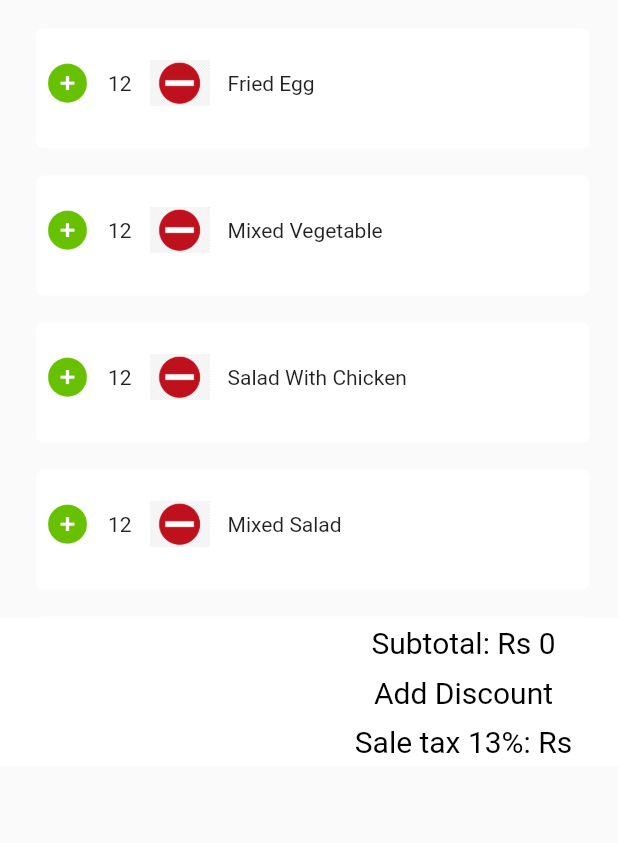
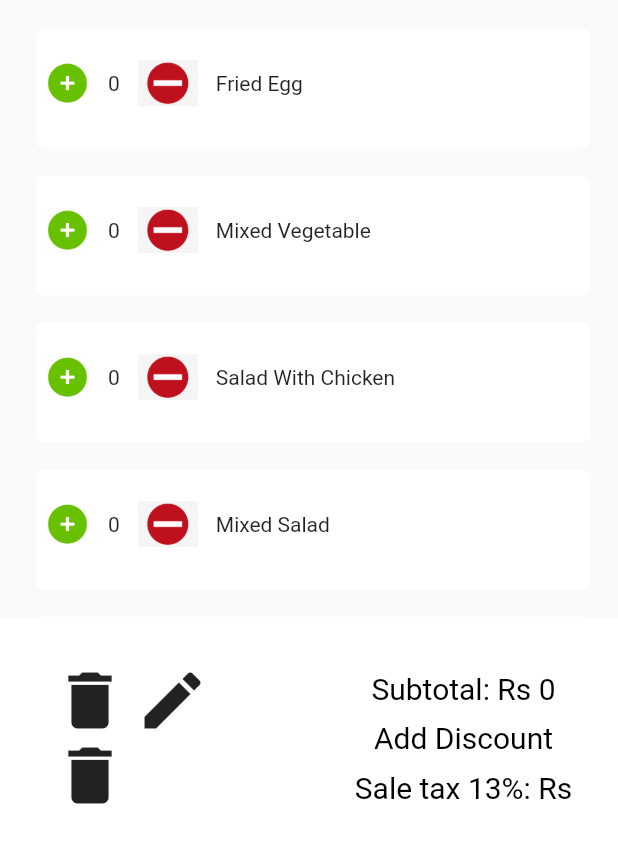
Before and after one commit to bilalali45/revaki, a Flutter app: the ItemAddlist widget shown alone on an empty page, opened directly with empty values, on a phone screen of 412 x 824 dp. Shown: the top 843 px of the screen. Run offline on Flutter 3.47's test engine with Material 2 defaults, Android fonts, the phone set to English and light mode, and no system bars; our stand-ins replace dio, font_awesome_flutter, get; network calls fail.

Commit message:
commint 6

```diff
--- a/lib/widgets/ItemAddlist.dart
+++ b/lib/widgets/ItemAddlist.dart
@@ -11,8 +11,17 @@ class ItemAddlist extends StatefulWidget {
   @override
   _ItemAddlist createState() => _ItemAddlist();
 }
+int total_count = 0;
+class _ItemAddlist extends State<ItemAddlist> {
 
-class _ItemAddlist extends State<ItemAddlist> {
+  String selected = "first";
+
+  @override
+  void initState() {
+    super.initState();
+
+  }
+
   @override
   Widget build(BuildContext context) {
     return Container(
@@ -90,7 +99,7 @@ class PopularListItems extends StatelessWidget {
                                   SizedBox(height: 20),
                                   Padding(
                                        padding: const EdgeInsets.all(6.0),
-                                        child:_itemcount(12),
+                                        child:_itemcount(0),
                                   ),
                                   SizedBox(height: 20),
                                   Padding(
@@ -153,6 +162,11 @@ class PopularListItemstitle extends StatelessWidget {
   Widget _addButton() {
     return GestureDetector(
         onTap: () {
+
+          total_count++;
+          _itemcount(7);
+
+
           },
         child: Container(
           width: 30,
@@ -167,6 +181,8 @@ class PopularListItemstitle extends StatelessWidget {
                   ),
                  ));
   }
+
+
 Widget _itemsname(String name) {
   return Column(
     children: <Widget>[
@@ -178,7 +194,10 @@ Widget _itemsname(String name) {
 Widget _itemcount(int i) {
   return Column(
     children: <Widget>[
-      Text(i.toString())
+
+      Text(i.
+      toString()
+      )
     ],
   );
 }
@@ -201,26 +220,7 @@ Widget _minusButton() {
 }
 
 
-// class PopularFoodItems extends StatelessWidget {
-//   List<dishmodelDishList?>? dishModelList;
-//   PopularFoodItems(this.dishModelList);
-//   @override
-//   Widget build(BuildContext context) {
-//     return GridView.builder(
-//       itemCount:dishModelList?.length ?? 0,
-//       gridDelegate: SliverGridDelegateWithFixedCrossAxisCount(
-//           crossAxisCount: 4),
-//       itemBuilder: (BuildContext context, int index) {
-//         return  PopularFoodTiles(
-//             name: dishModelList![index]?.DishName ?? "",
-//             imageUrl: dishModelList![index]?.ImageURL ?? "",
-//             rating: '4.9',
-//             numberOfRating: '200',
-//             price:  dishModelList![index]?.TotalPrice.toString() ?? "",
-//             slug: "fried_egg");
-//       });
-//   }
-// }
+
   class Additemview extends StatelessWidget {
     @override
      Widget build(BuildContext context) {
@@ -233,7 +233,48 @@ Widget _minusButton() {
                       children: <Widget>[
                         Expanded(
                           child: Container(
+                              margin: const EdgeInsets.all(30),
+                              child : Column(
+                                children: <Widget>[
 
+                                  Container(
+                                      child : Row(
+                                     children: <Widget>[
+                                       new Padding(
+                                         padding: const EdgeInsets.only(left: 5.0),
+                                         child: new Icon(Icons.delete, size: 50.0),
+                                       ),
+                                       new Padding(
+                                         padding: const EdgeInsets.only(left: 5.0),
+                                         child: new Icon(Icons.edit, size: 50.0),
+                                       ),
+                                       ]
+                                   )
+
+                                ),
+                                  Container(
+                                      child : Row(
+                                          children: <Widget>[
+                                            new Padding(
+                                              padding: const EdgeInsets.only(left: 5.0),
+                                              child: new Icon(Icons.delete, size: 50.0),
+                                            ),
+
+                                          ]
+                                      )
+
+
+                                  ),
+                              // Container(
+                              //   color: Colors.orange,
+                              //   child: FlutterLogo(
+                              //     size: 60.0,
+                              //   ),
+                              // ),
+
+                            ],
+
+                           )
                           ),
                         ),
                         Expanded(
```
Also changed, not shown: lib/Screens/HomePage.dart (+4 -4 lines).
